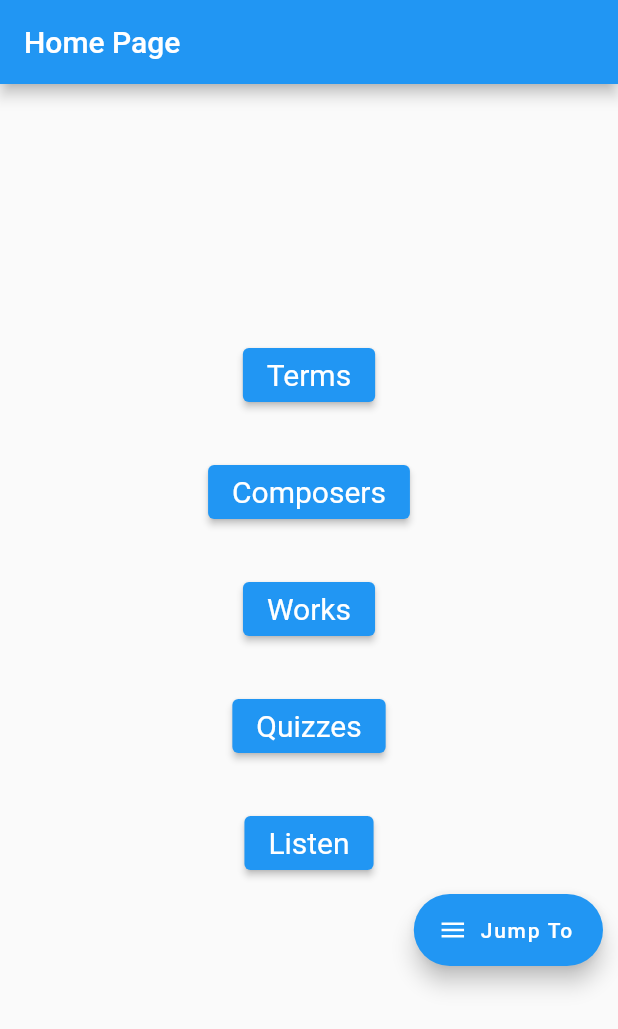
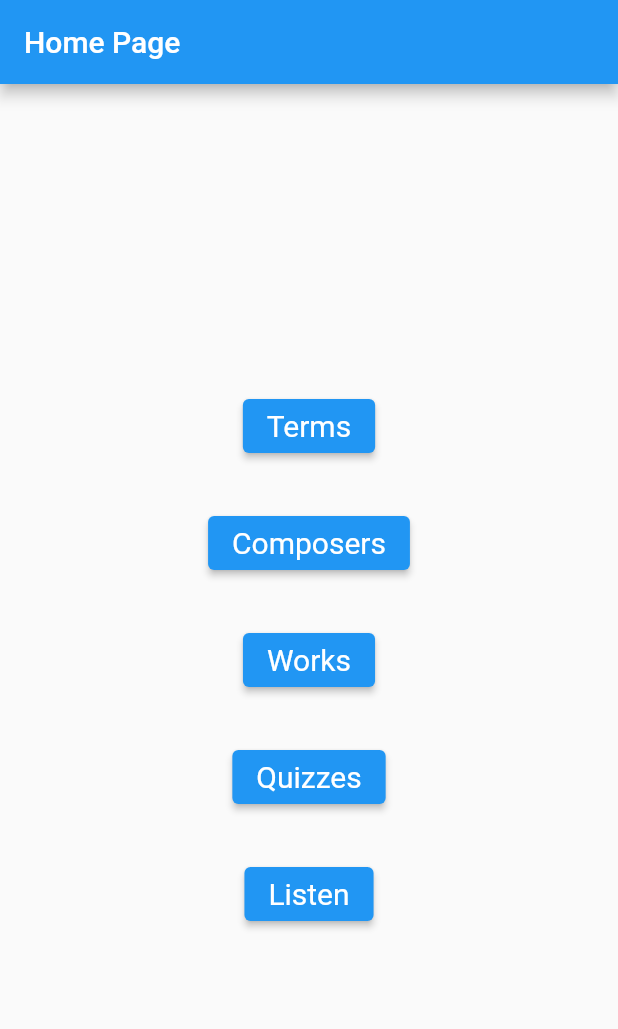
Before and after one commit to Alex-Laney/JuniorDesign2329, a Flutter app: the screen it shows after launch, on a phone screen of 412 x 824 dp. Shown: the top 1029 px of the screen. Run offline on Flutter 3.47's test engine with Material 2 defaults, Android fonts, the phone set to English and light mode, and no system bars; drawn by our look-alikes of flutter_speed_dial.

Commit message:
Revert changes I made a couple of minutes ago
Kind of mess up

```diff
--- a/lib/main.dart
+++ b/lib/main.dart
@@ -3,7 +3,6 @@ import '/Musical-Terms/Musical-Terms.dart';
 import '/Composers/Composers.dart';
 import '/Musical-Works/Musical-Works.dart';
 import '/Quizzes/Quizzes.dart';
-import 'package:flutter_speed_dial/flutter_speed_dial.dart';
 
 void main() {
   runApp(
@@ -29,74 +28,11 @@ void main() {
 
 class MainScreen extends StatelessWidget {
   const MainScreen({super.key});
-  // Globally changes the strength/contrast of a color for an icon
-  final int iconColor = 100;
 
   @override
   Widget build(BuildContext context) {
     final ButtonStyle style =
     ElevatedButton.styleFrom(textStyle: const TextStyle(fontSize: 20));
-
-    // Builds the speed dial menu when called for selecting the modules
-    SpeedDial buildModuleMainMenuDial() {
-      return SpeedDial(
-        animatedIcon: AnimatedIcons.menu_close,
-        animatedIconTheme: const IconThemeData(size: 20.0),
-        label: const Text('Jump To'),
-        children: [
-          SpeedDialChild(
-            child: const Icon(Icons.book, color: Colors.black),
-            backgroundColor: Colors.red[iconColor],
-            onTap: () => Navigator.pushNamed(context, '/terms'),
-            label: 'Musical Terms',
-            labelStyle: const TextStyle(
-                fontWeight: FontWeight.w500, color: Colors.white),
-            labelBackgroundColor: Colors.black,
-          ),
-          SpeedDialChild(
-            child: const Icon(Icons.quiz, color: Colors.black),
-            backgroundColor: Colors.green[iconColor],
-            onTap: () => Navigator.pushNamed(context, '/quizzes'),
-            label: 'Quizzes',
-            labelStyle: const TextStyle(
-                fontWeight: FontWeight.w500, color: Colors.white),
-            labelBackgroundColor: Colors.black,
-          ),
-          SpeedDialChild(
-            child: const Icon(Icons.music_note, color: Colors.black),
-            backgroundColor: Colors.blue[iconColor],
-            onTap: () => Navigator.pushNamed(context, '/works'),
-            label: 'Music',
-            labelStyle: const TextStyle(
-                fontWeight: FontWeight.w500, color: Colors.white),
-            labelBackgroundColor: Colors.black,
-          ),
-          SpeedDialChild(
-            child: const Icon(Icons.person, color: Colors.black),
-            backgroundColor: Colors.yellow[iconColor],
-            onTap: () => Navigator.pushNamed(context, '/composers'),
-            label: 'Composers',
-            labelStyle: const TextStyle(
-                fontWeight: FontWeight.w500, color: Colors.white),
-            labelBackgroundColor: Colors.black,
-          ),
-        ],
-      );
-    }
-
-    // TODO: Create a bottom row for the Settings button and Module button
-    Widget buildBottomButtonMainMenuSection = Row(
-      mainAxisSize: MainAxisSize.max,
-      children: [
-        Expanded(
-          child: Container(
-              alignment: Alignment.bottomRight,
-              padding: const EdgeInsets.all(10.0),
-              child: buildModuleMainMenuDial()),
-        ),
-      ],
-    );
-
     return Scaffold(
         appBar: AppBar(
           title: const Text('Home Page'),
@@ -144,13 +80,9 @@ class MainScreen extends StatelessWidget {
                 },
                 child: const Text('Listen'),
               ),
-
-            //TODO: Add a separate row for settings and module selector dial
-            buildBottomButtonMainMenuSection
             ],
           ),
-      ),
-    );
+        ));
   }
 }
 
--- a/pubspec.yaml
+++ b/pubspec.yaml
@@ -36,7 +36,6 @@ dependencies:
   # The following adds the Cupertino Icons font to your application.
   # Use with the CupertinoIcons class for iOS style icons.
   cupertino_icons: ^1.0.2
-  flutter_speed_dial: ^6.2.0
 
 dev_dependencies:
   flutter_test:
```
Also changed, not shown: pubspec.lock. Lines whose indentation alone changed are shown as unchanged.
